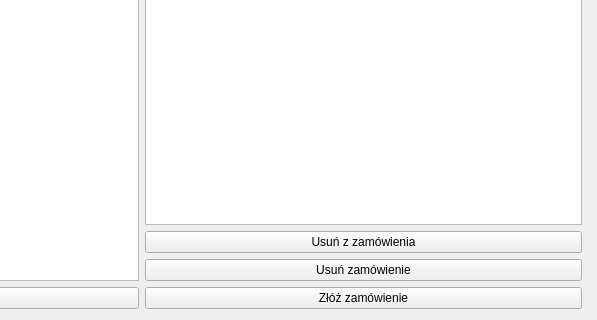
Above: ui/mainwindowloggedinclient.ui from IgnacyMermer/SystemRestauracji before the change; both pictures show x 399 to 996 and y 232 to 552 of the 996 by 552 pixel window. Below: the same form after it.
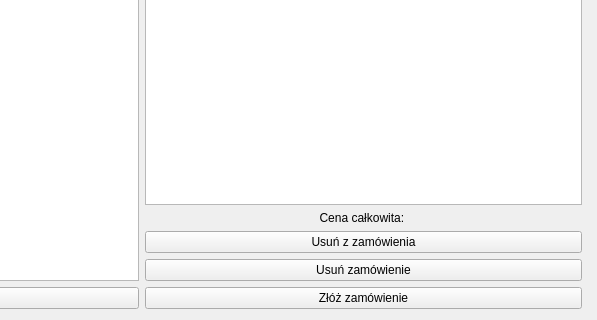
That is the form after the change.

Commit message: displaying price with meals, adding and removing meals from order

Patch:
```diff
--- a/ui/mainwindowloggedinclient.ui
+++ b/ui/mainwindowloggedinclient.ui
@@ -121,6 +121,16 @@
         <item>
          <widget class="QListWidget" name="listWidget_yourOrder"/>
         </item>
+        <item>
+         <widget class="QLabel" name="label_totalPrice">
+          <property name="text">
+           <string>Cena całkowita: </string>
+          </property>
+          <property name="alignment">
+           <set>Qt::AlignCenter</set>
+          </property>
+         </widget>
+        </item>
         <item>
          <widget class="QPushButton" name="pushButton_removeFromOrder">
           <property name="text">
```
The commit also changes 2 other files.
